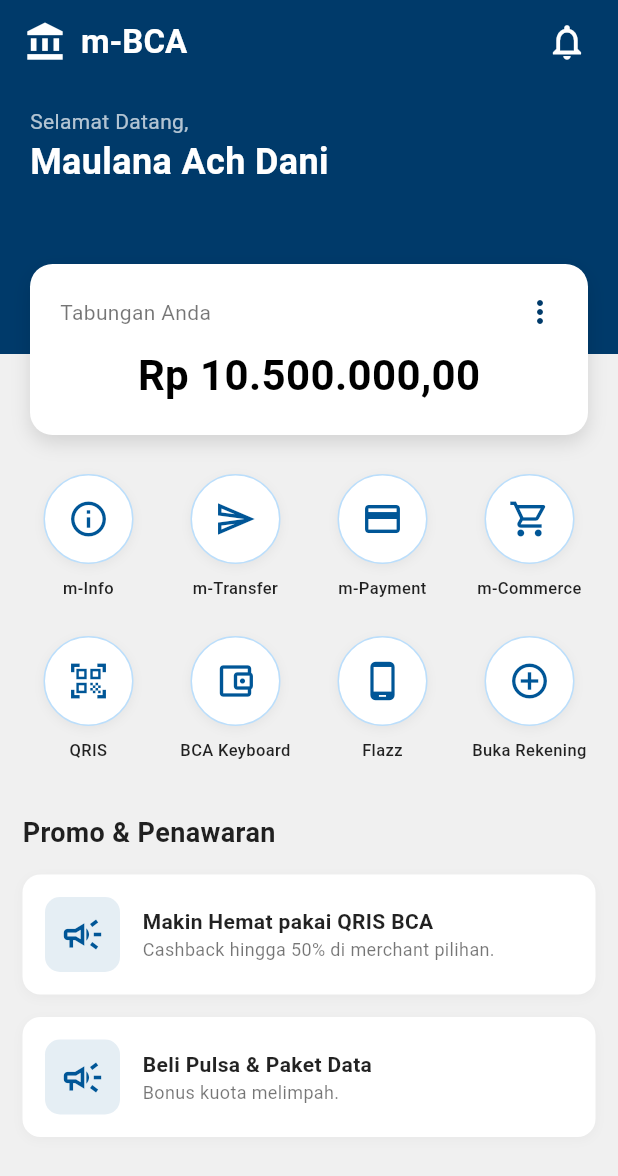
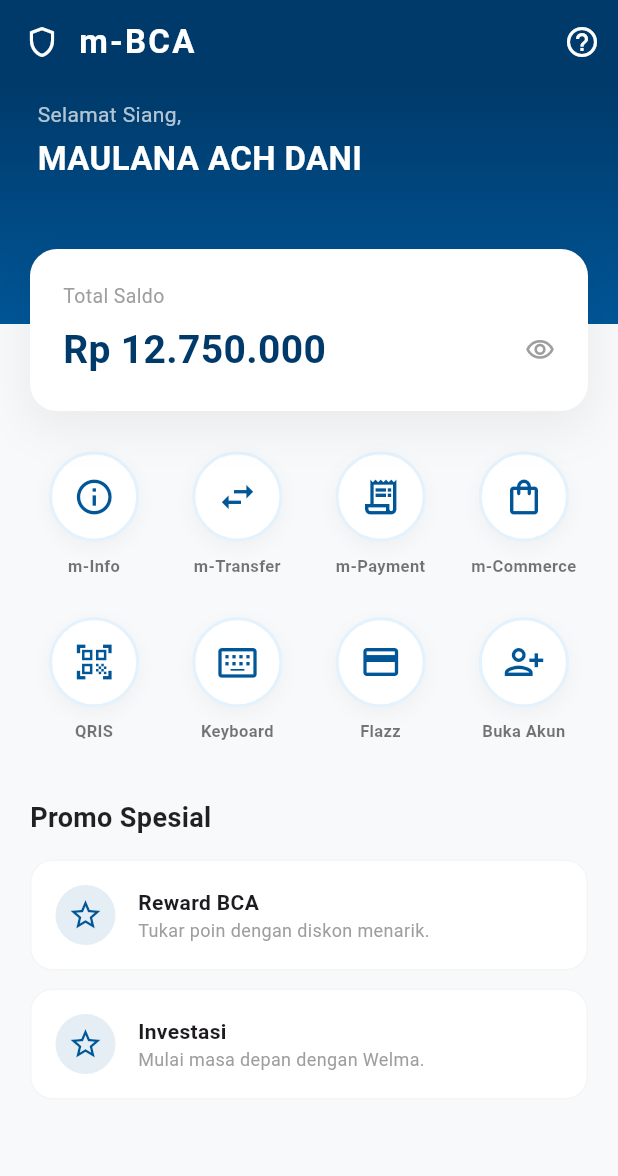
Before and after one commit to mohammadaliimron07-code/uts_dani_mbangking, a Flutter app: the screen it shows after launch, on a phone screen of 412 x 824 dp. Shown: the top 1176 px of the screen. Run offline on Flutter 3.47's test engine with Material 3 defaults, Android fonts, the light colour scheme and no system bars.

Commit message:
UI Refactor: Mengimplementasikan Gradient Header dan Custom Menu Widget untuk tampilan lebih rapi

```diff
--- a/lib/main.dart
+++ b/lib/main.dart
@@ -1,159 +1,160 @@
 import 'package:flutter/material.dart';
 
 void main() {
-  runApp(const MyApp());
+  runApp(const AplikasiBCA());
 }
 
-class MyApp extends StatelessWidget {
-  const MyApp({super.key});
+class AplikasiBCA extends StatelessWidget {
+  const AplikasiBCA({super.key});
 
   @override
   Widget build(BuildContext context) {
     return MaterialApp(
-      debugShowCheckedModeBanner: false, // Menghilangkan banner debug di pojok kanan
-      title: 'BCA Mobile Replica',
+      debugShowCheckedModeBanner: false,
+      title: 'm-BCA Pro',
       theme: ThemeData(
-        primarySwatch: Colors.blue,
+        fontFamily: 'sans-serif',
+        primaryColor: const Color(0xFF003A6A),
       ),
-      home: const BCAMobileHomePage(),
+      home: const HalamanUtama(),
     );
   }
 }
 
-class BCAMobileHomePage extends StatelessWidget {
-  const BCAMobileHomePage({super.key});
+class HalamanUtama extends StatelessWidget {
+  const HalamanUtama({super.key});
 
-  // 1. Definisikan Warna Khas BCA
-  final Color bcaBlue = const Color(0xFF005697);
-  final Color bcaNavy = const Color(0xFF003A6A);
-  final Color bcaGray = const Color(0xFFF0F0F0);
+  // Konstanta Warna Elegan
+  static const Color biruTua = Color(0xFF003A6A);
+  static const Color biruBca = Color(0xFF005697);
+  static const Color abuLatar = Color(0xFFF8F9FA);
 
   @override
   Widget build(BuildContext context) {
     return Scaffold(
-      backgroundColor: bcaGray,
-
-      // 2. Bagian Atas (AppBar)
+      backgroundColor: abuLatar,
       appBar: AppBar(
-        backgroundColor: bcaNavy,
+        backgroundColor: biruTua,
         elevation: 0,
         title: Row(
           children: const [
-            Icon(Icons.account_balance, color: Colors.white, size: 28),
-            SizedBox(width: 10),
+            Icon(Icons.shield_outlined, color: Colors.white, size: 24),
+            SizedBox(width: 12),
             Text(
               "m-BCA",
-              style: TextStyle(color: Colors.white, fontWeight: FontWeight.bold, fontSize: 22)
+              style: TextStyle(
+                color: Colors.white,
+                fontWeight: FontWeight.w600,
+                letterSpacing: 1.5
+              ),
             ),
           ],
         ),
         actions: [
           IconButton(
+            icon: const Icon(Icons.help_outline, color: Colors.white),
             onPressed: () {},
-            icon: const Icon(Icons.notifications_none, color: Colors.white, size: 28)
           ),
-          const SizedBox(width: 10),
         ],
       ),
-
       body: SingleChildScrollView(
         child: Column(
           children: [
 
-            // 3. Header Biru (Welcome Section)
             Container(
-              height: 180,
+              height: 160,
               width: double.infinity,
-              color: bcaNavy,
-              padding: const EdgeInsets.symmetric(horizontal: 20, vertical: 15),
+              decoration: const BoxDecoration(
+                gradient: LinearGradient(
+                  begin: Alignment.topCenter,
+                  end: Alignment.bottomCenter,
+                  colors: [biruTua, biruBca],
+                ),
+              ),
+              padding: const EdgeInsets.symmetric(horizontal: 25, vertical: 10),
               child: Column(
                 crossAxisAlignment: CrossAxisAlignment.start,
                 children: const [
-                  Text("Selamat Datang,", style: TextStyle(color: Colors.white70)),
+                  Text("Selamat Siang,", style: TextStyle(color: Colors.white70, fontSize: 14)),
+                  SizedBox(height: 4),
                   Text(
-                    "Maulana Ach Dani", // Silakan ganti dengan namamu
-                    style: TextStyle(color: Colors.white, fontSize: 24, fontWeight: FontWeight.bold)
+                    "MAULANA ACH DANI",
+                    style: TextStyle(color: Colors.white, fontSize: 22, fontWeight: FontWeight.bold),
                   ),
-                  SizedBox(height: 10),
                 ],
               ),
             ),
 
-            // 4. Bagian Konten dengan Stack (Untuk membuat efek kartu melayang)
+
             Stack(
               clipBehavior: Clip.none,
               children: [
-                // Container Utama untuk Menu & Promo
+
                 Container(
                   width: double.infinity,
-                  color: bcaGray,
-                  padding: const EdgeInsets.only(top: 80, left: 15, right: 15),
+                  padding: const EdgeInsets.only(top: 85, left: 20, right: 20),
                   child: Column(
                     children: [
 
-                      // 5. Grid Menu (8 Icon)
                       GridView.count(
                         shrinkWrap: true,
                         physics: const NeverScrollableScrollPhysics(),
                         crossAxisCount: 4,
-                        mainAxisSpacing: 20,
+                        mainAxisSpacing: 25,
                         crossAxisSpacing: 10,
-                        children: [
-                          _buildMenuItem(Icons.info_outline, "m-Info"),
-                          _buildMenuItem(Icons.send_outlined, "m-Transfer"),
-                          _buildMenuItem(Icons.payment_outlined, "m-Payment"),
-                          _buildMenuItem(Icons.shopping_cart_outlined, "m-Commerce"),
-                          _buildMenuItem(Icons.qr_code_scanner_outlined, "QRIS"),
-                          _buildMenuItem(Icons.account_balance_wallet_outlined, "BCA Keyboard"),
-                          _buildMenuItem(Icons.phone_android_outlined, "Flazz"),
-                          _buildMenuItem(Icons.add_circle_outline, "Buka Rekening"),
+                        children: const [
+                          MenuUtama(ikon: Icons.info_outline, label: "m-Info"),
+                          MenuUtama(ikon: Icons.swap_horiz_outlined, label: "m-Transfer"),
+                          MenuUtama(ikon: Icons.receipt_long_outlined, label: "m-Payment"),
+                          MenuUtama(ikon: Icons.shopping_bag_outlined, label: "m-Commerce"),
+                          MenuUtama(ikon: Icons.qr_code_scanner, label: "QRIS"),
+                          MenuUtama(ikon: Icons.keyboard_alt_outlined, label: "Keyboard"),
+                          MenuUtama(ikon: Icons.credit_card_outlined, label: "Flazz"),
+                          MenuUtama(ikon: Icons.person_add_alt_1_outlined, label: "Buka Akun"),
                         ],
                       ),
-
-                      const SizedBox(height: 30),
-
-                      // 6. Bagian Promo
-                      const Align(
-                        alignment: Alignment.centerLeft,
-                        child: Text(
-                          "Promo & Penawaran",
-                          style: TextStyle(fontSize: 18, fontWeight: FontWeight.bold, color: Colors.black87)
-                        ),
-                      ),
+                      const SizedBox(height: 35),
+                      _sectionTitle("Promo Spesial"),
                       const SizedBox(height: 15),
-                      _buildPromoCard("Makin Hemat pakai QRIS BCA", "Cashback hingga 50% di merchant pilihan."),
-                      _buildPromoCard("Beli Pulsa & Paket Data", "Bonus kuota melimpah."),
+                      _buildPromoItem("Reward BCA", "Tukar poin dengan diskon menarik."),
+                      _buildPromoItem("Investasi", "Mulai masa depan dengan Welma."),
                     ],
                   ),
                 ),
 
-                // 7. Kartu Saldo (Positioned agar melayang di atas Stack)
+
                 Positioned(
-                  top: -60,
+                  top: -50,
                   left: 20,
                   right: 20,
                   child: Container(
-                    padding: const EdgeInsets.all(20),
+                    padding: const EdgeInsets.all(22),
                     decoration: BoxDecoration(
                       color: Colors.white,
-                      borderRadius: BorderRadius.circular(15),
+                      borderRadius: BorderRadius.circular(18),
                       boxShadow: [
-                        BoxShadow(color: Colors.black12, blurRadius: 10, offset: const Offset(0, 5)),
+                        BoxShadow(
+                          color: Colors.black.withOpacity(0.06),
+                          blurRadius: 25,
+                          spreadRadius: 2,
+                          offset: const Offset(0, 10),
+                        ),
                       ],
                     ),
                     child: Column(
+                      crossAxisAlignment: CrossAxisAlignment.start,
                       children: [
+                        const Text("Total Saldo", style: TextStyle(color: Colors.grey, fontSize: 13)),
+                        const SizedBox(height: 8),
                         Row(
                           mainAxisAlignment: MainAxisAlignment.spaceBetween,
-                          children: [
-                            const Text("Tabungan Anda", style: TextStyle(color: Colors.black54)),
-                            Icon(Icons.more_vert, color: bcaNavy),
+                          children: const [
+                            Text(
+                              "Rp 12.750.000",
+                              style: TextStyle(fontSize: 26, fontWeight: FontWeight.bold, color: biruTua),
+                            ),
+                            Icon(Icons.visibility_outlined, color: Colors.grey, size: 20),
                           ],
-                        ),
-                        const SizedBox(height: 10),
-                        const Text(
-                          "Rp 10.500.000,00",
-                          style: TextStyle(fontSize: 28, fontWeight: FontWeight.bold, color: Colors.black)
                         ),
                       ],
                     ),
@@ -167,65 +168,72 @@
     );
   }
 
-  // --- Fungsi Helper (Supaya Kode Lebih Rapi) ---
 
-  // Fungsi untuk membuat item menu icon bulat
-  Widget _buildMenuItem(IconData iconData, String title) {
-    return Column(
-      children: [
-        Container(
-          padding: const EdgeInsets.all(15),
-          decoration: BoxDecoration(
-            color: Colors.white,
-            shape: BoxShape.circle,
-            border: Border.all(color: Colors.blue[100]!),
-            boxShadow: [
-              BoxShadow(color: Colors.black.withOpacity(0.05), blurRadius: 5, offset: const Offset(0, 2)),
-            ],
-          ),
-          child: Icon(iconData, color: bcaBlue, size: 28),
-        ),
-        const SizedBox(height: 8),
-        Text(
-          title,
-          style: const TextStyle(fontSize: 11, color: Colors.black87, fontWeight: FontWeight.w500),
-          textAlign: TextAlign.center
-        ),
-      ],
+  Widget _sectionTitle(String title) {
+    return Align(
+      alignment: Alignment.centerLeft,
+      child: Text(
+        title,
+        style: const TextStyle(fontSize: 18, fontWeight: FontWeight.bold, color: Colors.black87),
+      ),
     );
   }
 
-  // Fungsi untuk membuat kartu promo di bagian bawah
-  Widget _buildPromoCard(String title, String subtitle) {
+  Widget _buildPromoItem(String t, String st) {
     return Container(
-      margin: const EdgeInsets.only(bottom: 15),
-      padding: const EdgeInsets.all(15),
+      margin: const EdgeInsets.only(bottom: 12),
+      padding: const EdgeInsets.all(16),
       decoration: BoxDecoration(
         color: Colors.white,
-        borderRadius: BorderRadius.circular(12),
-        boxShadow: [
-          BoxShadow(color: Colors.black.withOpacity(0.03), blurRadius: 5, offset: const Offset(0, 2)),
-        ],
+        borderRadius: BorderRadius.circular(15),
+        border: Border.all(color: Colors.grey.shade100),
       ),
       child: Row(
         children: [
-          Container(
-            padding: const EdgeInsets.all(10),
-            decoration: BoxDecoration(color: bcaBlue.withOpacity(0.1), borderRadius: BorderRadius.circular(10)),
-            child: Icon(Icons.campaign_outlined, color: bcaBlue, size: 30),
-          ),
+          CircleAvatar(backgroundColor: biruBca.withOpacity(0.1), child: const Icon(Icons.star_outline, color: biruBca)),
           const SizedBox(width: 15),
-          Expanded(
-            child: Column(
-              crossAxisAlignment: CrossAxisAlignment.start,
-              children: [
-                Text(title, style: const TextStyle(fontWeight: FontWeight.bold, fontSize: 14, color: Colors.black87)),
-                Text(subtitle, style: const TextStyle(fontSize: 12, color: Colors.black54)),
-              ],
-            ),
-          ),
+          Column(
+            crossAxisAlignment: CrossAxisAlignment.start,
+            children: [
+              Text(t, style: const TextStyle(fontWeight: FontWeight.bold)),
+              Text(st, style: const TextStyle(color: Colors.grey, fontSize: 12)),
+            ],
+          )
         ],
       ),
     );
   }
 }
+
+class MenuUtama extends StatelessWidget {
+  final IconData ikon;
+  final String label;
+
+  const MenuUtama({super.key, required this.ikon, required this.label});
+
+  @override
+  Widget build(BuildContext context) {
+    return Column(
+      children: [
+        Container(
+          padding: const EdgeInsets.all(14),
+          decoration: BoxDecoration(
+            color: Colors.white,
+            shape: BoxShape.circle,
+            border: Border.all(color: Colors.blue.shade50, width: 2),
+            boxShadow: [
+              BoxShadow(color: Colors.black.withOpacity(0.04), blurRadius: 10, offset: const Offset(0, 4)),
+            ],
+          ),
+          child: Icon(ikon, color: const Color(0xFF005697), size: 28),
+        ),
+        const SizedBox(height: 8),
+        Text(
+          label,
+          style: const TextStyle(fontSize: 11, fontWeight: FontWeight.w600, color: Colors.black54),
+          textAlign: TextAlign.center,
+        ),
+      ],
+    );
+  }
+}
```
